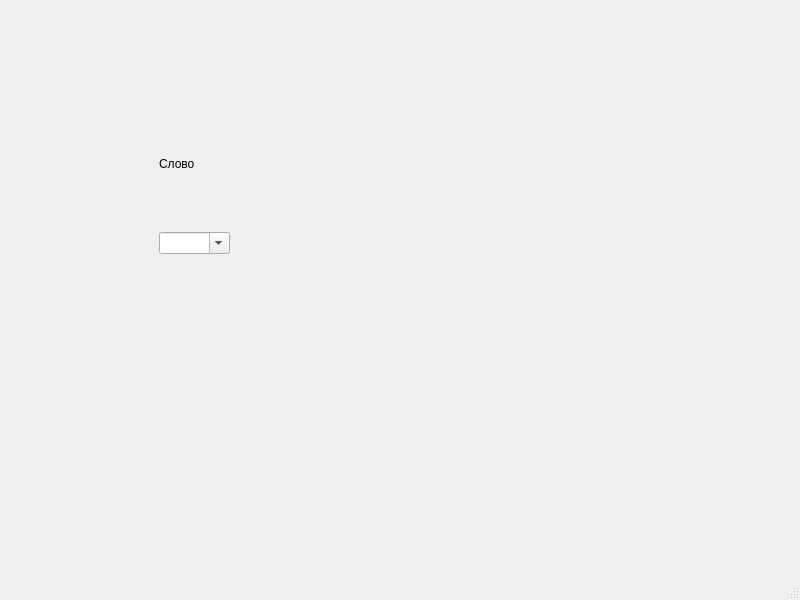
Dmitriy7681432/repo, file logger/project/vbox.ui: the form before one commit.
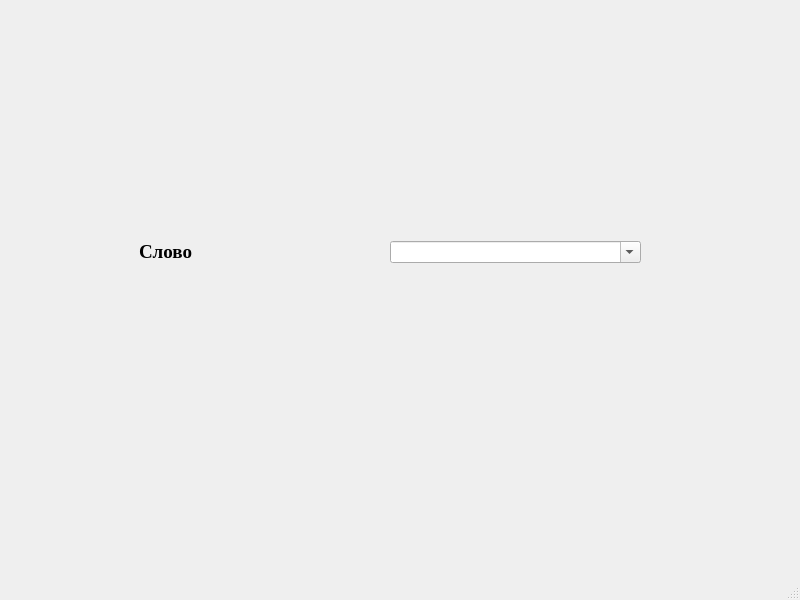
The form after the commit.

Commit message: Пытаюсь решить проблему с пропаданием фона окна если переключаешься на другое окно

Diff of the .ui file:
```diff
--- a/logger/project/vbox.ui
+++ b/logger/project/vbox.ui
@@ -17,10 +17,10 @@
    <widget class="QWidget" name="verticalLayoutWidget">
     <property name="geometry">
      <rect>
-      <x>150</x>
-      <y>70</y>
-      <width>141</width>
-      <height>211</height>
+      <x>130</x>
+      <y>50</y>
+      <width>561</width>
+      <height>401</height>
      </rect>
     </property>
     <layout class="QVBoxLayout">
@@ -28,25 +28,56 @@
       <number>0</number>
      </property>
      <property name="sizeConstraint">
-      <enum>QLayout::SetDefaultConstraint</enum>
+      <enum>QLayout::SetNoConstraint</enum>
      </property>
      <property name="leftMargin">
       <number>9</number>
      </property>
      <property name="topMargin">
-      <number>25</number>
+      <number>31</number>
      </property>
      <property name="rightMargin">
-      <number>61</number>
+      <number>50</number>
      </property>
      <property name="bottomMargin">
       <number>27</number>
      </property>
      <item>
+      <layout class="QHBoxLayout" name="horizontalLayout">
+       <property name="sizeConstraint">
+        <enum>QLayout::SetDefaultConstraint</enum>
+       </property>
+       <item>
       <widget class="QLabel" name="label">
+         <property name="enabled">
+          <bool>true</bool>
+         </property>
+         <property name="font">
+          <font>
+           <family>Times New Roman</family>
+           <pointsize>14</pointsize>
+           <weight>75</weight>
+           <bold>true</bold>
+          </font>
+         </property>
        <property name="text">
         <string>Слово</string>
        </property>
+         <property name="textFormat">
+          <enum>Qt::AutoText</enum>
+         </property>
+         <property name="scaledContents">
+          <bool>false</bool>
+         </property>
+         <property name="wordWrap">
+          <bool>false</bool>
+         </property>
+         <property name="margin">
+          <number>0</number>
+         </property>
+         <property name="openExternalLinks">
+          <bool>false</bool>
+         </property>
       </widget>
      </item>
      <item>
@@ -88,6 +119,8 @@
         <bool>true</bool>
        </property>
       </widget>
+       </item>
+      </layout>
      </item>
     </layout>
    </widget>
```
Lines whose indentation alone changed are shown as unchanged. The commit also changes 6 other files.
